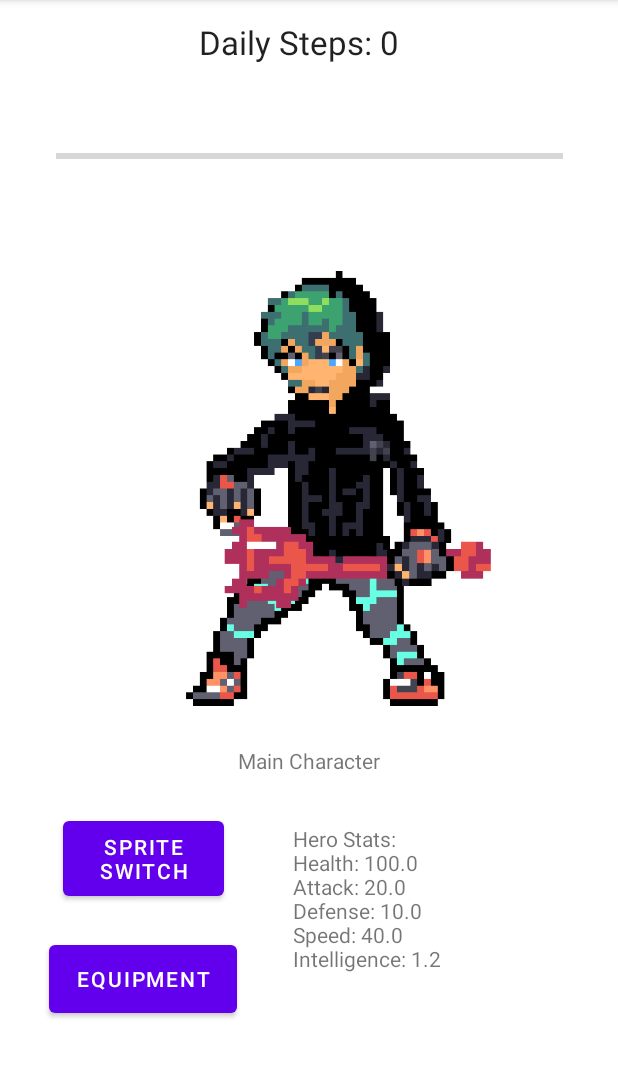
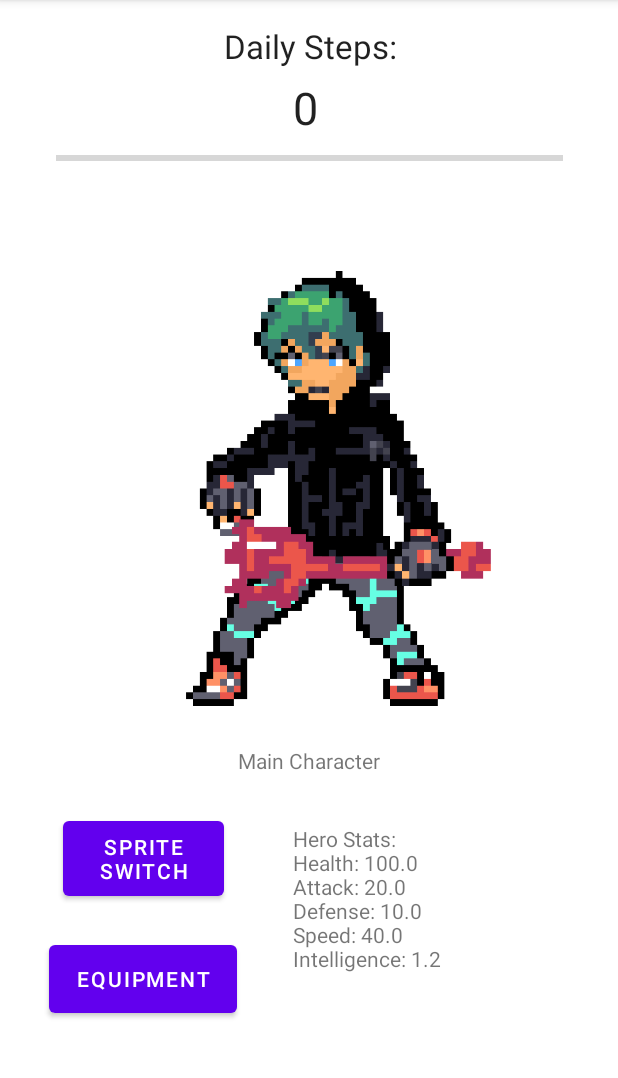
Before and after one commit to AnishAnamProjects/walk-warriors, an Android app: the screen it shows after launch (MainActivity), on a phone screen of 412 x 824 dp, the part 84-1162 px from its top. Run offline under Robolectric (Android 15) with nearby library versions, the phone set to English and light mode, and no system bars.

Commit message:
Communicating with the step count sensor.

```diff
--- a/app/src/main/AndroidManifest.xml
+++ b/app/src/main/AndroidManifest.xml
@@ -1,7 +1,7 @@
 <?xml version="1.0" encoding="utf-8"?>
 <manifest xmlns:android="http://schemas.android.com/apk/res/android"
     xmlns:tools="http://schemas.android.com/tools">
-
+    <uses-permission android:name="android.permission.ACTIVITY_RECOGNITION" />
     <application
         android:allowBackup="true"
         android:dataExtractionRules="@xml/data_extraction_rules"
--- a/app/src/main/java/com/example/walkwarriors/MainActivity.java
+++ b/app/src/main/java/com/example/walkwarriors/MainActivity.java
@@ -3,25 +3,38 @@ package com.example.walkwarriors;
 import androidx.annotation.NonNull;
 import androidx.appcompat.app.AppCompatActivity;
 
+import android.content.Context;
 import android.content.Intent;
 import android.view.Menu;
 import android.view.MenuInflater;
 import android.view.MenuItem;
+import android.hardware.Sensor;
+import android.hardware.SensorEvent;
+import android.hardware.SensorEventListener;
+import android.hardware.SensorManager;
 import android.view.View;
 import android.widget.Button;
 import android.widget.ImageView;
 import android.widget.ProgressBar;
 import android.widget.TextView;
 import android.os.Bundle;
+import android.widget.Toast;
 
-public class MainActivity extends AppCompatActivity{
+public class MainActivity extends AppCompatActivity implements SensorEventListener {
+    SensorManager sensorManager;
 
    private TextView heroStats;
    private ImageView sprite;
+   private TextView dailySteps;
    private Button switchSprites;
     private Button equipmentButton;
     private ProgressBar levelBar;
     private Hero mainCharacter;
+
+    private TextView steps;
+
+    private boolean running = false;
+
     @Override
     protected void onCreate(Bundle savedInstanceState) {
         super.onCreate(savedInstanceState);
@@ -33,6 +46,9 @@ public class MainActivity extends AppCompatActivity{
         levelBar = (ProgressBar)findViewById(R.id.levelTracker);
         // Hero Stats
         heroStats.setText(mainCharacter.getHeroString());
+        steps = (TextView) findViewById(R.id.steps);
+        sensorManager = (SensorManager) getSystemService(Context.SENSOR_SERVICE);
+        dailySteps = (TextView)findViewById(R.id.dailySteps);
 
         // Switch Genders
         switchSprites.setOnClickListener(new View.OnClickListener() {
@@ -67,6 +83,41 @@ public class MainActivity extends AppCompatActivity{
     }
 
     @Override
+    protected void onResume() {
+        super.onResume();
+
+        running = true;
+        Sensor countSensor = sensorManager.getDefaultSensor(Sensor.TYPE_STEP_COUNTER);
+        if(countSensor != null){
+            sensorManager.registerListener(this, countSensor,SensorManager.SENSOR_DELAY_FASTEST);
+            steps.setText(countSensor.getName());
+        }else{
+            Toast.makeText(this,"sensor not found!", Toast.LENGTH_LONG).show();
+        }
+    }
+
+    @Override
+    protected void onPause() {
+        super.onPause();
+
+        running = false;
+    }
+
+    @Override
+    public void onSensorChanged(SensorEvent sensorEvent) {
+        steps.setText("+100 bing chilling");
+        if(running){
+            steps.setText(String.valueOf(sensorEvent.values[0]));
+        }
+    }
+
+    @Override
+    public void onAccuracyChanged(Sensor sensor, int i) {
+
+
+    }
+
+    @Override
     public boolean onCreateOptionsMenu(Menu menu) {
         MenuInflater inflater = getMenuInflater();
         inflater.inflate(R.menu.activity_menu, menu);
--- a/app/src/main/res/layout/activity_main.xml
+++ b/app/src/main/res/layout/activity_main.xml
@@ -87,18 +87,33 @@
         app:layout_constraintBottom_toTopOf="@+id/weapon"
         app:layout_constraintEnd_toEndOf="parent"
         app:layout_constraintStart_toStartOf="parent"
-        app:layout_constraintTop_toBottomOf="@+id/steps" />
+        app:layout_constraintTop_toBottomOf="@+id/dailySteps" />
+
+    <TextView
+        android:id="@+id/dailySteps"
+        android:layout_width="147dp"
+        android:layout_height="30dp"
+        android:text="Daily Steps:"
+        android:textAppearance="@style/TextAppearance.AppCompat.Large"
+        app:layout_constraintBottom_toBottomOf="parent"
+        app:layout_constraintEnd_toEndOf="parent"
+        app:layout_constraintHorizontal_bias="0.564"
+        app:layout_constraintStart_toStartOf="parent"
+        app:layout_constraintTop_toTopOf="parent"
+        app:layout_constraintVertical_bias="0.022" />
 
     <TextView
         android:id="@+id/steps"
-        android:layout_width="147dp"
-        android:layout_height="30dp"
-        android:text="Daily Steps: 0"
+        android:layout_width="78dp"
+        android:layout_height="39dp"
+        android:text="0"
         android:textAppearance="@style/TextAppearance.AppCompat.Large"
-        app:layout_constraintBottom_toBottomOf="parent"
+        android:textSize="30sp"
+        app:layout_constraintBottom_toTopOf="@+id/weapon"
         app:layout_constraintEnd_toEndOf="parent"
+        app:layout_constraintHorizontal_bias="0.585"
         app:layout_constraintStart_toStartOf="parent"
         app:layout_constraintTop_toTopOf="parent"
-        app:layout_constraintVertical_bias="0.018" />
+        app:layout_constraintVertical_bias="0.41" />
 
 </androidx.constraintlayout.widget.ConstraintLayout>
```
